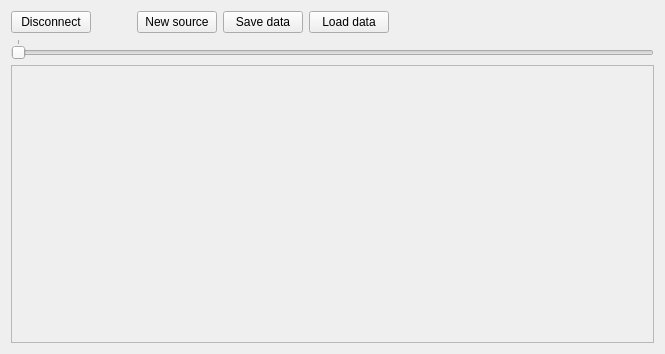
The window that src/LorrisAnalyzer/lorrisanalyzer.ui (Tasssadar/Lorris) describes before a commit, drawn with Qt 5.
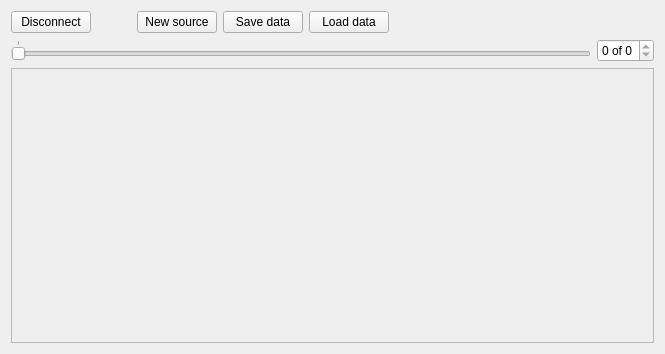
The same window after the commit.

Commit message: [46] Add QSpinBox to time slider, fix widget preview size

```diff
--- a/src/LorrisAnalyzer/lorrisanalyzer.ui
+++ b/src/LorrisAnalyzer/lorrisanalyzer.ui
@@ -19,9 +19,7 @@
   <property name="windowTitle">
    <string>Form</string>
   </property>
-  <layout class="QHBoxLayout" name="horizontalLayout_2" stretch="0">
-   <item>
-    <layout class="QVBoxLayout" name="leftVLayout" stretch="0,0,3">
+  <layout class="QVBoxLayout" name="leftVLayout" stretch="0,0,1">
      <item>
       <layout class="QHBoxLayout" name="horizontalLayout">
        <item>
@@ -84,6 +82,8 @@
       </layout>
      </item>
      <item>
+    <layout class="QHBoxLayout" name="horizontalLayout_2">
+     <item>
       <widget class="QSlider" name="timeSlider">
        <property name="maximum">
         <number>0</number>
@@ -109,6 +109,18 @@
       </widget>
      </item>
      <item>
+      <widget class="QSpinBox" name="timeBox">
+       <property name="suffix">
+        <string> of 0</string>
+       </property>
+       <property name="maximum">
+        <number>0</number>
+       </property>
+      </widget>
+     </item>
+    </layout>
+   </item>
+   <item>
       <layout class="QHBoxLayout" name="bottomHLayout">
        <item>
         <layout class="QVBoxLayout" name="verticalLayout" stretch="0">
@@ -122,14 +134,12 @@
              <rect>
               <x>0</x>
               <y>0</y>
-              <width>645</width>
+            <width>647</width>
               <height>271</height>
              </rect>
             </property>
            </widget>
           </widget>
-         </item>
-        </layout>
        </item>
       </layout>
      </item>
```
Lines whose indentation alone changed are shown as unchanged. The commit also changes 6 other files.
